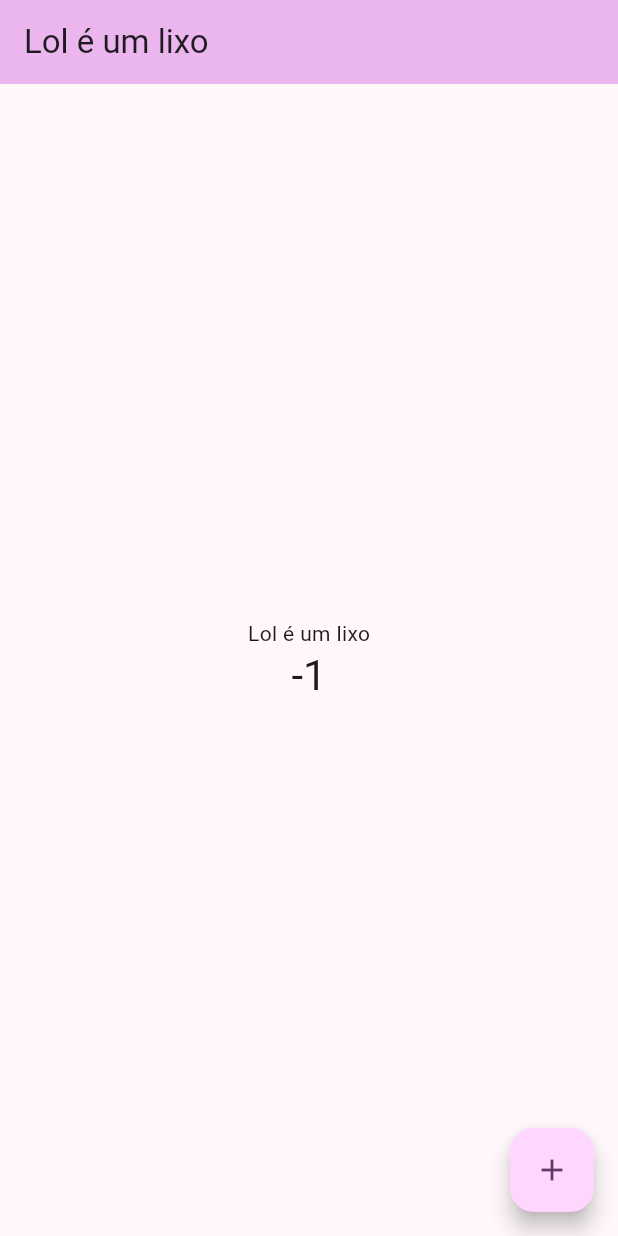
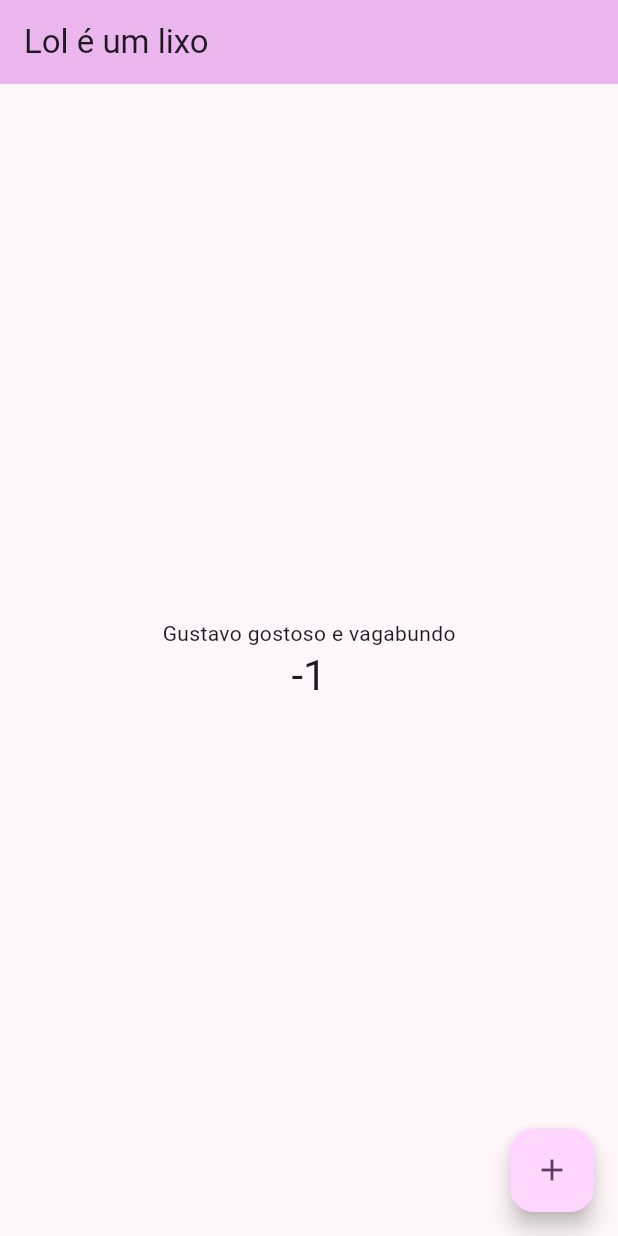
Before and after one commit to HallysonHugo/application, a Flutter app: the screen it shows after launch, after a tap on the "add" icon, on a phone screen of 412 x 824 dp. Run offline on Flutter 3.47's test engine with Material 3 defaults, Android fonts, the phone set to English and light mode, and no system bars.

Commit message:
outro commit test

```diff
--- a/lib/main.dart
+++ b/lib/main.dart
@@ -61,7 +61,7 @@ class _MyHomePageState extends State<MyHomePage> {
 
   void _incrementCounter() {
     _counter--;
-    title = 'Lol é um lixo';
+    title = 'Gustavo gostoso e vagabundo';
     setState(() {});
   }
 
```
